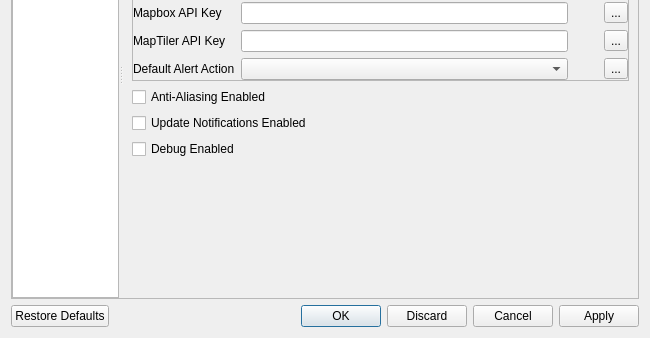
First picture: the form in scwx-qt/source/scwx/qt/ui/settings_dialog.ui, repository dpaulat/supercell-wx, before the edit; both pictures show x 0 to 650 and y 162 to 500 of the 650 by 500 pixel window.
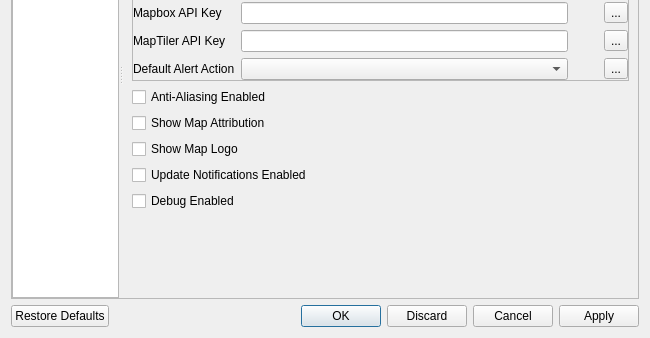
Second picture: the form after the edit. Icons and pictures are not drawn.

Commit message: Add map logo and attribution toggle to settings

```diff
--- a/scwx-qt/source/scwx/qt/ui/settings_dialog.ui
+++ b/scwx-qt/source/scwx/qt/ui/settings_dialog.ui
@@ -322,6 +322,20 @@
              </property>
             </widget>
            </item>
+           <item>
+            <widget class="QCheckBox" name="showMapAttributionCheckBox">
+             <property name="text">
+              <string>Show Map Attribution</string>
+             </property>
+            </widget>
+           </item>
+           <item>
+            <widget class="QCheckBox" name="showMapLogoCheckBox">
+             <property name="text">
+              <string>Show Map Logo</string>
+             </property>
+            </widget>
+           </item>
            <item>
             <widget class="QCheckBox" name="enableUpdateNotificationsCheckBox">
              <property name="text">
```
Left out of the diff: 4 changed lines with no effect on the pictures. The commit also changes 3 other files.
